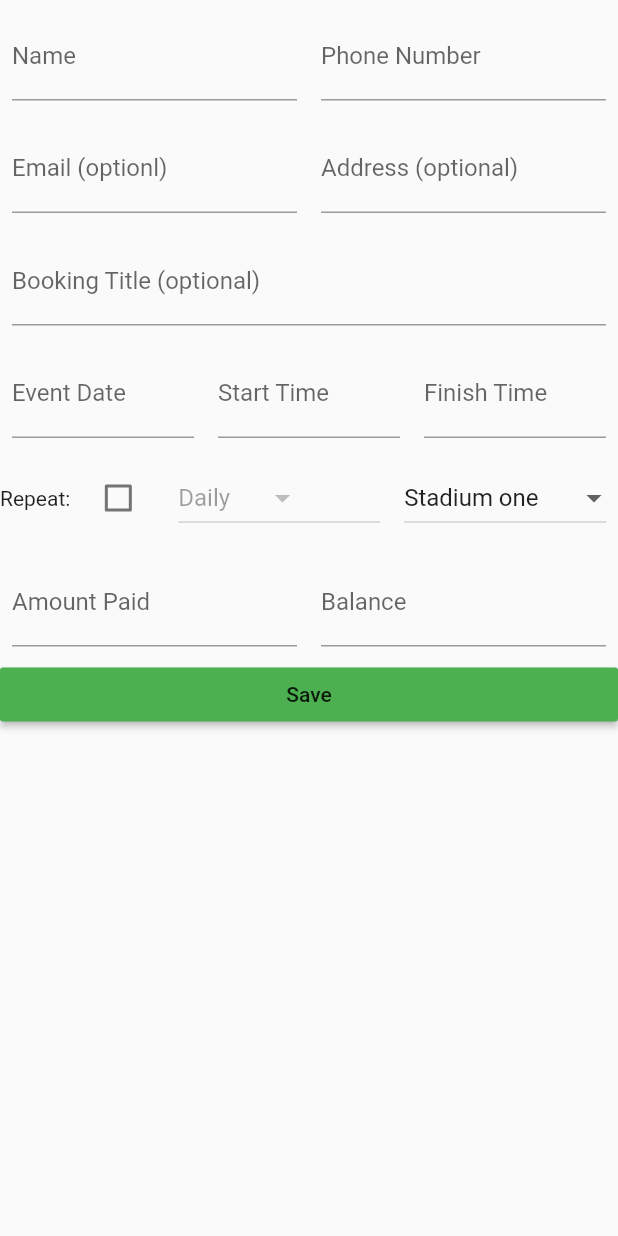
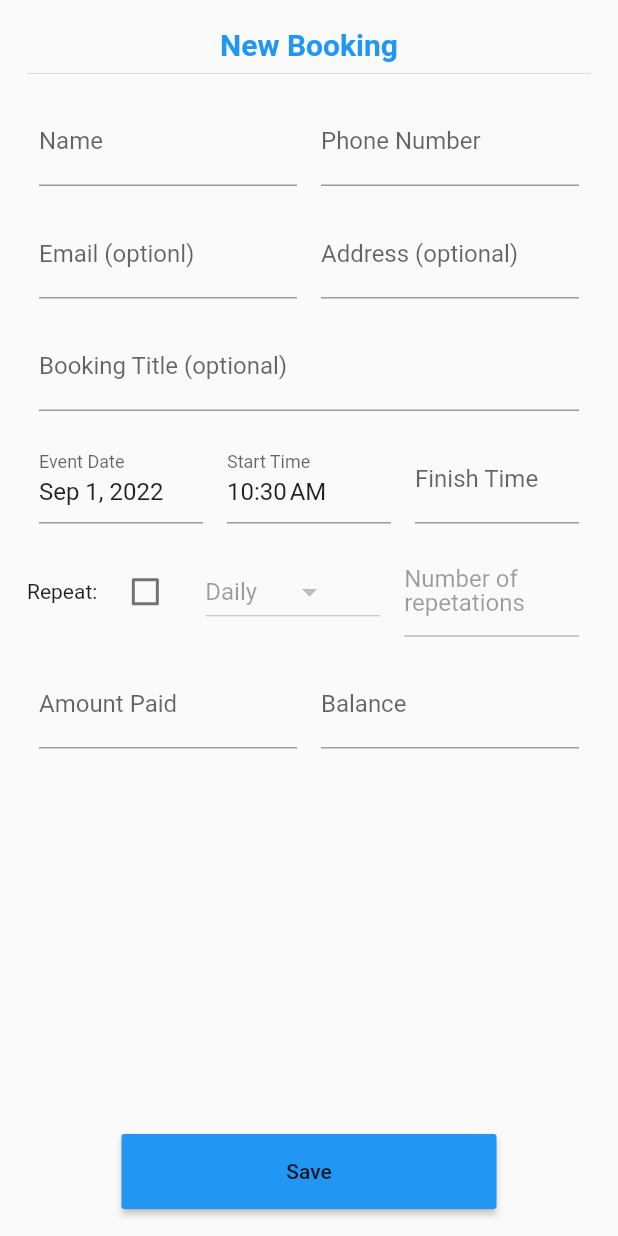
Before and after one commit to Ismail-muhammad123/ibento-frontend, a Flutter app: the NewBooking widget shown alone on an empty page, opened directly, on a phone screen of 412 x 824 dp. Run offline on Flutter 3.47's test engine with Material 2 defaults, Android fonts, the phone set to English and light mode, and no system bars; our stand-ins replace syncfusion_flutter_calendar.

Commit message:
finshed prototype

```diff
--- a/lib/data/data.dart
+++ b/lib/data/data.dart
@@ -48,28 +48,28 @@ class EventDataSource extends CalendarDataSource {
 /// information about the event data which will be rendered in calendar.
 class Event {
   /// Creates a meeting class with required details.
-  Event(
-    this.eventName,
-    this.from,
-    this.to,
-    this.background,
-    this.isAllDay,
-    this.createdAt,
-    this.assignedVenue,
-    this.ammendments,
-    this.name,
-    this.email,
-    this.phoneNumber,
-    this.address,
-    this.paymentMethod,
-    this.amountPayed,
-    this.balance,
-    this.status,
-    this.refunded,
-    this.amountRefunded,
-    this.checkInTime,
-    this.checkoutTime,
-  );
+  Event({
+    required this.eventName,
+    required this.from,
+    required this.to,
+    required this.background,
+    required this.isAllDay,
+    required this.createdAt,
+    required this.assignedVenue,
+    required this.ammendments,
+    required this.name,
+    required this.email,
+    required this.phoneNumber,
+    required this.address,
+    required this.paymentMethod,
+    required this.amountPayed,
+    required this.balance,
+    required this.status,
+    required this.refunded,
+    required this.amountRefunded,
+    required this.checkInTime,
+    required this.checkoutTime,
+  });
 
   /// Event name which is equivalent to subject property of [Appointment].
   String eventName;
--- a/lib/pages/new_booking.dart
+++ b/lib/pages/new_booking.dart
@@ -1,10 +1,16 @@
 import 'package:flutter/material.dart';
+import 'package:flutter/services.dart';
 import 'package:ibento/data/data.dart';
 import 'package:ibento/data/sample_data.dart';
 import 'package:intl/intl.dart';
 
 class NewBooking extends StatefulWidget {
-  const NewBooking({Key? key}) : super(key: key);
+  NewBooking({
+    Key? key,
+    this.dateTime,
+  }) : super(key: key);
+
+  DateTime? dateTime;
 
   @override
   State<NewBooking> createState() => _NewBookingState();
@@ -101,6 +107,15 @@ class _NewBookingState extends State<NewBooking> {
   }
 
   @override
+  void initState() {
+    _dateController.text =
+        DateFormat('MMM d, yyyy').format(widget.dateTime ?? selectedDate);
+    _startTimeController.text =
+        DateFormat.jm().format(widget.dateTime ?? selectedDate);
+    super.initState();
+  }
+
+  @override
   void dispose() {
     _dateController.dispose();
     _startTimeController.dispose();
@@ -110,9 +125,25 @@ class _NewBookingState extends State<NewBooking> {
 
   @override
   Widget build(BuildContext context) {
-    return Form(
+    return Padding(
+      padding: const EdgeInsets.all(18.0),
+      child: Form(
         child: Column(
           children: [
+            Row(
+              mainAxisAlignment: MainAxisAlignment.center,
+              children: const [
+                Text(
+                  "New Booking",
+                  style: TextStyle(
+                    color: Colors.blue,
+                    fontSize: 20,
+                    fontWeight: FontWeight.bold,
+                  ),
+                ),
+              ],
+            ),
+            Divider(),
             Row(
               children: [
                 Expanded(
@@ -199,6 +230,12 @@ class _NewBookingState extends State<NewBooking> {
                   child: Padding(
                     padding: const EdgeInsets.all(8.0),
                     child: TextFormField(
+                      // initialValue: getTime(
+                      //   TimeOfDay(
+                      //     hour: widget.dateTime!.hour,
+                      //     minute: widget.dateTime!.minute,
+                      //   ),
+                      // ),
                       controller: _startTimeController,
                       onTap: () => _selectStartTime(context).then(
                         (value) => setState(
@@ -273,19 +310,16 @@ class _NewBookingState extends State<NewBooking> {
                 Expanded(
                   child: Padding(
                     padding: const EdgeInsets.all(8.0),
-                  child: DropdownButton(
-                    hint: Text("Assigned Venue"),
-                    value: assignedVenue,
-                    items: sample_venues
-                        .map(
-                          (e) => DropdownMenuItem(
-                            child: Text(e.name),
-                            value: e,
+                    child: TextFormField(
+                      enabled: repeat,
+                      inputFormatters: [
+                        FilteringTextInputFormatter.digitsOnly,
+                      ],
+                      keyboardType: TextInputType.number,
+                      decoration: InputDecoration(
+                        suffix: Text("times"),
+                        label: Text("Number of repetations"),
                       ),
-                        )
-                        .toList(),
-                    onChanged: (v) =>
-                        setState(() => assignedVenue = v as Venue),
                     ),
                   ),
                 ),
@@ -316,18 +350,16 @@ class _NewBookingState extends State<NewBooking> {
                 ),
               ],
             ),
-          Row(
-            children: [
-              Expanded(
-                child: MaterialButton(
+            Spacer(),
+            MaterialButton(
               onPressed: () {},
+              height: 50,
+              minWidth: 250,
               child: Text("Save"),
-                  color: Colors.green,
-                ),
+              color: Colors.blue,
             )
           ],
-          )
-        ],
+        ),
       ),
     );
   }
```
Also changed, not shown: lib/home.dart (+25 -9 lines), lib/pages/bookings.dart (+22 -20 lines), lib/pages/bookings_calender.dart (+75 -53 lines), lib/pages/dashboard.dart (+17 -0 lines), lib/widgets/widgets.dart (+18 -7 lines). Lines whose indentation alone changed are shown as unchanged.
